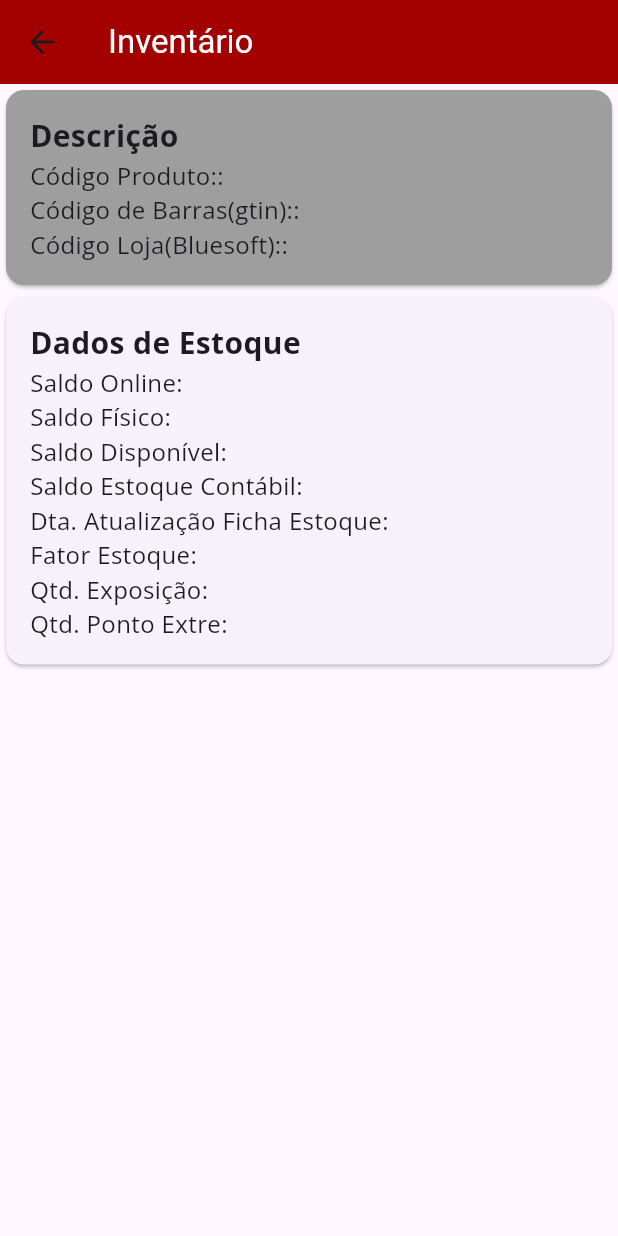
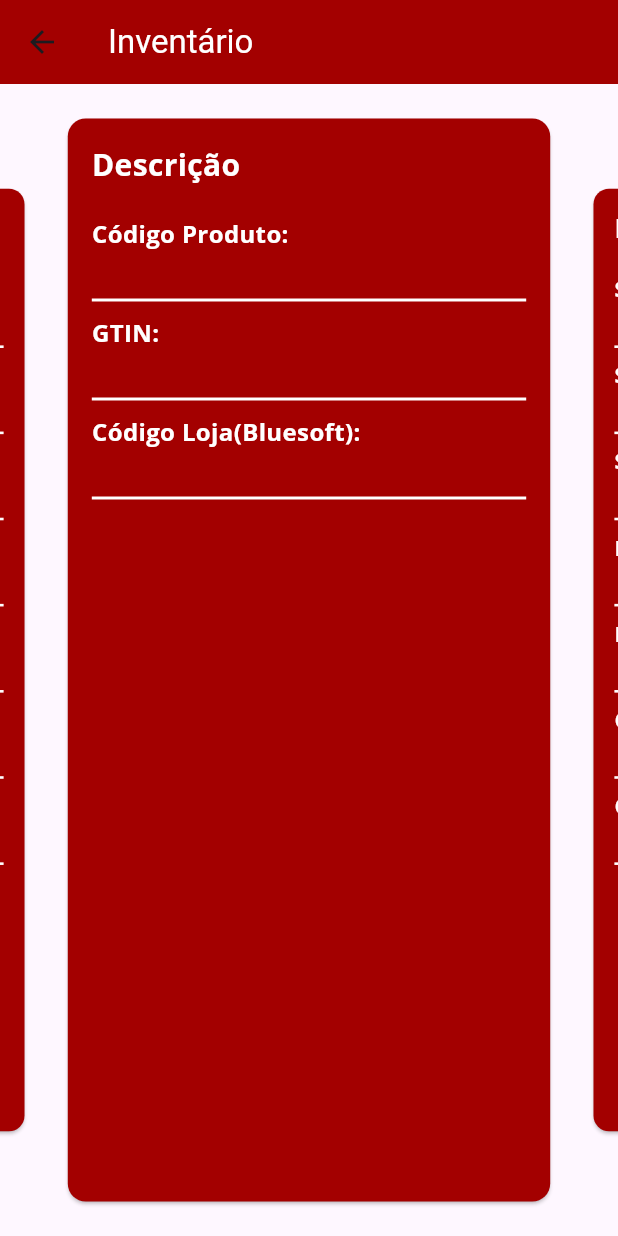
Before and after one commit to cd2tec/padron-inventario-app, a Flutter app: the InventoryDetailPage screen opened by its route, on a phone screen of 412 x 824 dp. Run offline on Flutter 3.47's test engine with Material 3 defaults, Android fonts, the phone set to English and light mode, and no system bars; drawn by our look-alikes of carousel_slider; our stand-ins replace shared_preferences; missing offline and left inert: dart:ffi, flutter_barcode_scanner; accounts and stored records are empty.

Commit message:
Creating new layout and changing fonts

```diff
--- a/lib/pages/Inventory/inventory_detail_page.dart
+++ b/lib/pages/Inventory/inventory_detail_page.dart
@@ -1,5 +1,5 @@
-import 'dart:convert';
 import 'package:flutter/material.dart';
+import 'package:carousel_slider/carousel_slider.dart';
 
 class InventoryDetailPage extends StatefulWidget {
   final Map<String, dynamic>? productData;
@@ -15,7 +15,6 @@ class _InventoryDetailPageState extends State<InventoryDetailPage> {
   Map<String, dynamic> get _mappedProductData => widget.productData ?? {};
   Map<String, dynamic> get _mappedStockData => widget.stockData ?? {};
 
-
   @override
   Widget build(BuildContext context) {
     return Scaffold(
@@ -26,59 +25,86 @@ class _InventoryDetailPageState extends State<InventoryDetailPage> {
         ),
         backgroundColor: const Color(0xFFA30000),
       ),
-      body: Column(
-        crossAxisAlignment: CrossAxisAlignment.stretch,
-        children: [
-          Card(
-            color: Colors.grey,
-            child: Padding(
-              padding: const EdgeInsets.all(16.0),
-              child: Column(
-                crossAxisAlignment: CrossAxisAlignment.start,
-                children: [
-                  const Text(
-                    'Descrição',
-                    style: TextStyle(fontSize: 20, fontWeight: FontWeight.bold),
-                  ),
+      body: Center(
+        child: Container(
+          alignment: Alignment.center,
+          width: MediaQuery.of(context).size.width,
+          child: CarouselSlider(
+            items: [
+              _buildCard(
+                title: 'Descrição',
+                content: [
                   _buildText('Código Produto:', 'produtoKey'),
-                  _buildText('Código de Barras(gtin):', 'gtinPrincipal'),
+                  _buildText('GTIN:', 'gtinPrincipal'),
                   _buildText('Código Loja(Bluesoft):', 'lojaKey'),
                 ],
               ),
-            ),
-          ),
-          // Card para dados de estoque
-          Card(
-            child: Padding(
-              padding: const EdgeInsets.all(16.0),
-              child: Column(
-                crossAxisAlignment: CrossAxisAlignment.start,
-                children: [
-                  const Text(
-                    'Dados de Estoque',
-                    style: TextStyle(fontSize: 20, fontWeight: FontWeight.bold),
-                  ),
+              _buildCard(
+                title: 'Dados de Estoque',
+                content: [
                   _buildText('Saldo Online', 'saldoOnline'),
                   _buildText('Saldo Físico', 'saldoFisico'),
                   _buildText('Saldo Disponível', 'saldoDisponivel'),
-                  _buildText('Saldo Estoque Contábil', 'saldoEstoqueContabil'),
                   _buildText('Dta. Atualização Ficha Estoque', 'dataAtualizacaoFichaEstoque'),
                   _buildText('Fator Estoque', 'fatorEstoque'),
                   _buildText('Qtd. Exposição', 'quantidadeExposicao'),
-                  _buildText('Qtd. Ponto Extre', 'quantidadePontoExtra'),
+                  _buildText('Qtd. Ponto Extra', 'quantidadePontoExtra'),
                 ],
               ),
+            ],
+            options: CarouselOptions(
+              height: 730,
+              autoPlay: false,
+              enlargeCenterPage: true,
+              autoPlayAnimationDuration: const Duration(milliseconds: 500),
             ),
           ),
-        ],
+        ),
+      ),
+    );
+  }
+
+  Widget _buildCard({required String title, required List<Widget> content}) {
+    return Container(
+      width: MediaQuery.of(context).size.width * 1.0,
+      child: Card(
+        color: const Color(0xFFA30000),
+        child: Padding(
+          padding: const EdgeInsets.all(16.0),
+          child: Column(
+            crossAxisAlignment: CrossAxisAlignment.start,
+            children: [
+              Text(
+                title,
+                style: const TextStyle(fontSize: 20, fontWeight: FontWeight.bold, color: Colors.white),
+              ),
+              const SizedBox(height: 20),
+              ...content,
+            ],
+          ),
+        ),
       ),
     );
   }
 
   Widget _buildText(String labelText, String dataKey) {
-    return Text(
-      '$labelText: ${_getStringValue(dataKey) ?? ''}',
-      style: const TextStyle(fontSize: 16),
+    return Column(
+      crossAxisAlignment: CrossAxisAlignment.start,
+      children: [
+        Text(
+          labelText,
+          style: const TextStyle(fontSize: 16, fontWeight: FontWeight.bold, color: Colors.white),
+        ),
+        Text(
+          _getStringValue(dataKey) ?? '',
+          style: const TextStyle(fontSize: 16, color: Colors.white),
+        ),
+        const Divider(  // Add a Divider after each label-value pair
+          color: Colors.white,
+          height: 20,  // Adjust the height as needed
+          thickness: 2,  // Adjust the thickness as needed
+        ),
+      ],
     );
   }
 
```
